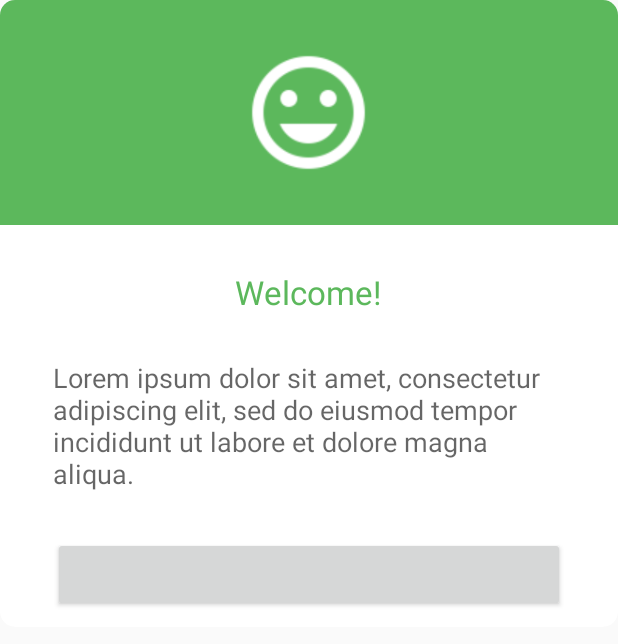
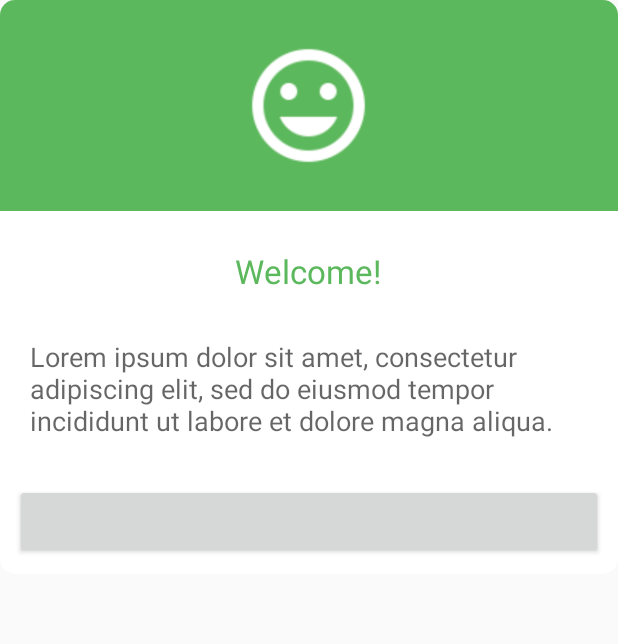
Before and after one commit to yopijay/Ligers, an Android app: the layout alert_welcome.xml on its own in the app's theme, with its tools: preview values and no code run, on a phone screen of 412 x 824 dp. Shown: the top 644 px of the screen. Run offline under Robolectric (Android 15) with nearby library versions, the phone set to English and light mode, and no system bars; plain views replace FancyButton.

Commit message:
Alert Dialog Modification

```diff
--- a/Ligers/app/src/main/res/layout/alert_welcome.xml
+++ b/Ligers/app/src/main/res/layout/alert_welcome.xml
@@ -21,8 +21,8 @@
 				android:layout_height="wrap_content"
 				android:background="#FF5CB85C"
 				android:gravity="center_vertical|center_horizontal"
-				android:paddingTop="30dp"
-				android:paddingBottom="30dp"
+				android:paddingTop="25dp"
+				android:paddingBottom="25dp"
 				android:id="@+id/alertwelcomeLinearLayout1">
 
 				<ImageView
@@ -36,10 +36,10 @@
 				android:layout_width="match_parent"
 				android:layout_height="wrap_content"
 				android:layout_below="@id/alertwelcomeLinearLayout1"
-				android:paddingTop="30dp"
+				android:paddingTop="25dp"
 				android:paddingBottom="10dp"
-				android:paddingLeft="35dp"
-				android:paddingRight="35dp">
+				android:paddingLeft="10dp"
+				android:paddingRight="10dp">
 
 				<TextView
 					android:layout_width="wrap_content"
@@ -60,6 +60,8 @@
 					android:layout_centerHorizontal="true"
 					android:id="@+id/alertInfo"
 					android:textAlignment="center"
+					android:layout_marginRight="10dp"
+					android:layout_marginLeft="10dp"
 					android:layout_marginBottom="30dp"/>
 
 				<mehdi.sakout.fancybuttons.FancyButton
```
Also changed, not shown: Ligers/app/src/main/java/com/Qcpu/Tetsquad/AdminMainActivity.java (+9 -25 lines), 11 other files.
